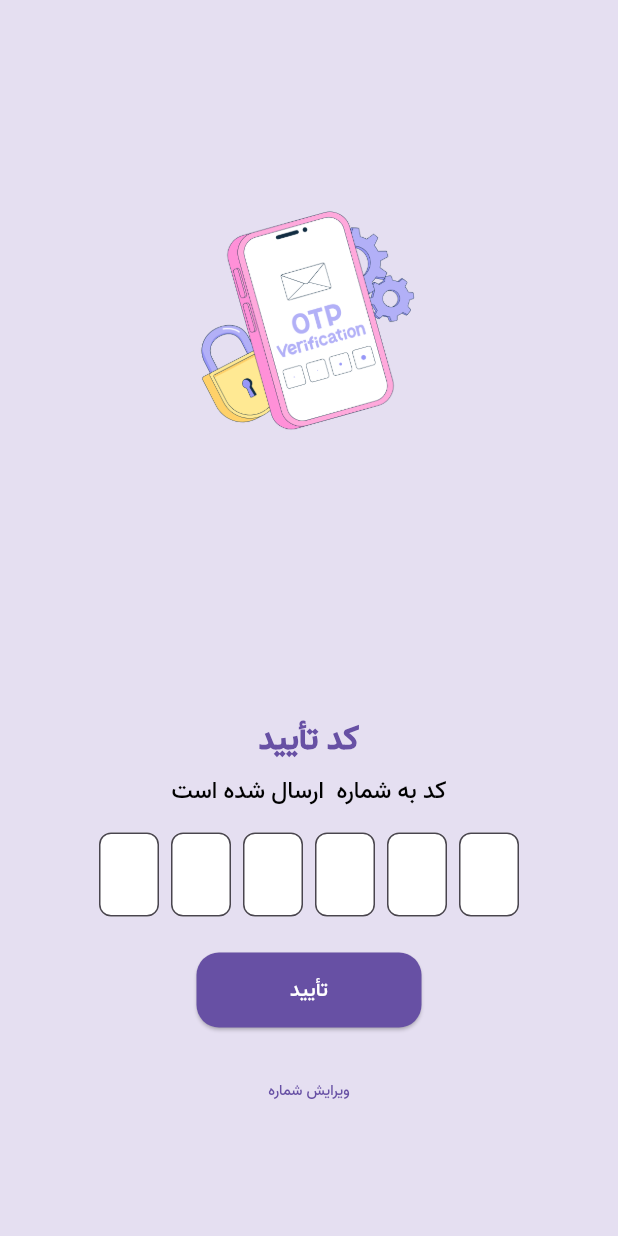
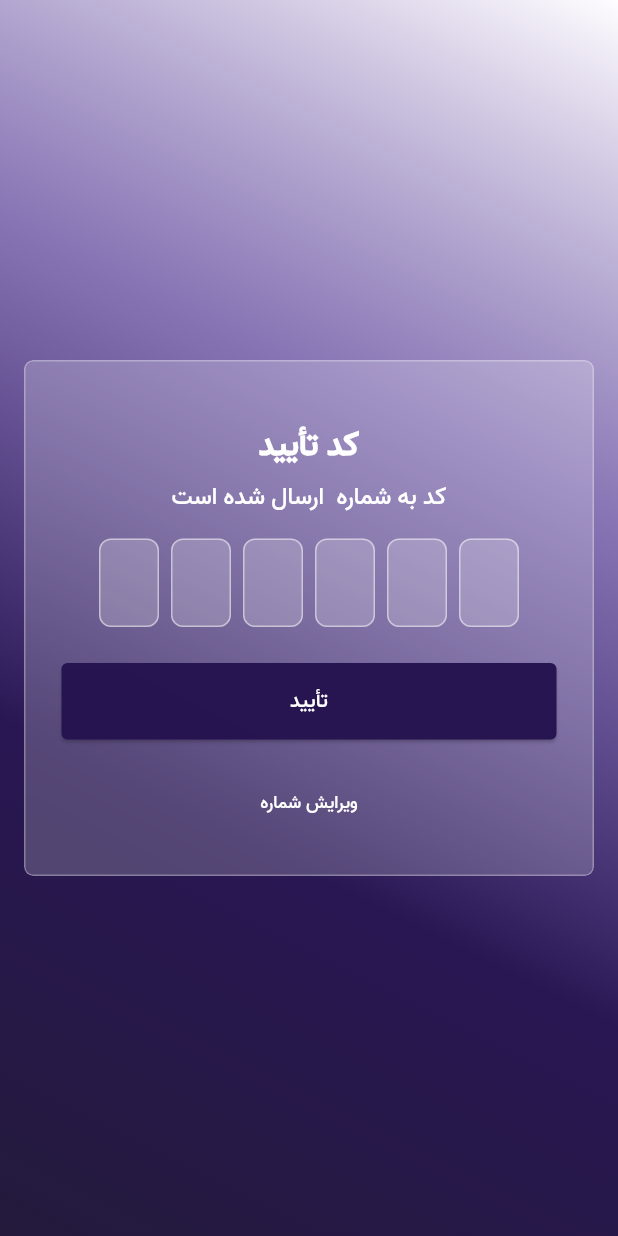
Before and after one commit to devsepnex/shop_desktop, a Flutter app: the OtpScreen screen opened directly with empty values, on a phone screen of 412 x 824 dp. Run offline on Flutter 3.47's test engine with Material 3 defaults, Android fonts, the phone set to English and light mode, and no system bars; our stand-ins replace dio, font_awesome_flutter, get_it, pretty_dio_logger, shamsi_date.

Commit message:
otp screen

```diff
--- a/lib/screens/otp/otp_screen.dart
+++ b/lib/screens/otp/otp_screen.dart
@@ -1,3 +1,5 @@
+
+import 'dart:ui';
 
 import 'package:flutter/material.dart';
 import 'package:flutter/services.dart';
@@ -18,49 +20,74 @@ class OtpScreen extends StatelessWidget {
         resizeToAvoidBottomInset: true,
         body: Container(
           width: double.infinity,
-          padding: EdgeInsets.all(16),
-          color: AppColor.TertiaryColor,
+          height: double.infinity,
+          decoration: BoxDecoration(
+            gradient: LinearGradient(
+              colors: [
+                const Color.fromARGB(255, 33, 23, 57).withOpacity(0.99),
+                const Color.fromARGB(255, 38, 20, 81).withOpacity(0.99),
+                const Color.fromARGB(255, 59, 32, 132).withOpacity(0.6),
+                Colors.white.withOpacity(0.7),
+              ],
+              begin: Alignment.bottomLeft,
+              end: Alignment.topRight,
+            ),
+          ),
+          child: Center(
+            child: Padding(
+              padding: const EdgeInsets.all(16),
+              child: ClipRRect(
+                borderRadius: BorderRadius.circular(6),
+                child: BackdropFilter(
+                  filter: ImageFilter.blur(sigmaX: 20, sigmaY: 20),
+                  child: Container(
+                    width: 400,
+                    padding: EdgeInsets.all(24),
+                    decoration: BoxDecoration(
+                      color: Colors.white12.withOpacity(0.2),
+                      borderRadius: BorderRadius.circular(6),
+                      border: Border.all(
+                        color: Colors.white.withOpacity(0.3),
+                      ),
+                    ),
                     child: Consumer<OtpProvider>(
                       builder: (context, otpProvider, child) {
-              return Column(
+                        return SingleChildScrollView(
+                          child: Column(
+                            mainAxisSize: MainAxisSize.min,
                             mainAxisAlignment: MainAxisAlignment.center,
                             children: [
-                  Flexible(
-                    flex: 3,
-                    child: Container(
-                      width: MediaQuery.of(context).size.width * 0.5,
-                      height: MediaQuery.of(context).size.height * 0.5,
-                      decoration: BoxDecoration(
-                        borderRadius: BorderRadius.circular(16),
-                        image: DecorationImage(
-                          image: AssetImage('images/otp2.jpg'),
-                          fit: BoxFit.contain,
-                        ),
-                      ),
-                    ),
-                  ),
+                              // Flexible(
+                              //   flex: 3,
+                              //   child: Container(
+                              //     width: MediaQuery.of(context).size.width * 0.3,
+                              //     height: MediaQuery.of(context).size.height * 0.3,
+                              //     decoration: BoxDecoration(
+                              //       borderRadius: BorderRadius.circular(16),
+                              //       image: DecorationImage(
+                              //         image: AssetImage('images/otp2.jpg'),
+                              //         fit: BoxFit.contain,
+                              //       ),
+                              //     ),
+                              //   ),
+                              // ),
                               SizedBox(height: 16),
-                  Flexible(
-                    flex: 3,
-                    child: Padding(
-                      padding: const EdgeInsets.symmetric(horizontal: 24),
-                      child: Column(
-                        mainAxisAlignment: MainAxisAlignment.center,
-                        children: [
                               Text(
                                 'کد تأیید',
                                 style: TextStyle(
-                              color: AppColor.mainColor,
+                                  color: AppColor.baseColor,
                                   fontSize: 22,
                                   fontWeight: FontWeight.bold,
+                                  fontFamily: 'vazir',
                                 ),
                               ),
                               SizedBox(height: 8),
                               Text(
                                 'کد به شماره ${username} ارسال شده است',
                                 style: TextStyle(
-                              color: Colors.black,
+                                  color: Colors.white,
                                   fontSize: 16,
+                                  fontFamily: 'vazir',
                                 ),
                                 textAlign: TextAlign.center,
                               ),
@@ -69,18 +96,15 @@ class OtpScreen extends StatelessWidget {
                                 mainAxisAlignment: MainAxisAlignment.center,
                                 children: List.generate(
                                   otpProvider.otpLength,
-                              (index) =>
-                                  _buildOtpField(context, index, otpProvider),
-                            ).reversed.toList(), // معکوس کردن لیست فیلدها
+                                  (index) => _buildOtpField(context, index, otpProvider),
+                                ).reversed.toList(),
                               ),
-                          // نمایش پیام خطا
                               if (otpProvider.errorMessage.isNotEmpty)
                                 Padding(
                                   padding: const EdgeInsets.only(top: 8),
                                   child: Text(
                                     otpProvider.errorMessage,
-                                style:
-                                    TextStyle(color: Colors.red, fontSize: 14),
+                                    style: TextStyle(color: Colors.red, fontSize: 14),
                                   ),
                                 ),
                               SizedBox(height: 24),
@@ -96,11 +120,15 @@ class OtpScreen extends StatelessWidget {
                                   padding: EdgeInsets.symmetric(
                                       horizontal: 40.0, vertical: 15.0),
                                   foregroundColor: Colors.white,
-                              backgroundColor:
-                                  AppColor.mainColor,
-                              minimumSize: Size(150, 50),
+                                  backgroundColor: const Color.fromARGB(255, 38, 20, 81)
+                                      .withOpacity(0.99),
+                                  minimumSize: Size(
+                                      MediaQuery.of(context).size.width > 610
+                                          ? 280
+                                          : MediaQuery.of(context).size.width * 0.9,
+                                      51),
                                   shape: RoundedRectangleBorder(
-                                borderRadius: BorderRadius.circular(15),
+                                    borderRadius: BorderRadius.circular(4),
                                   ),
                                 ),
                               ),
@@ -113,21 +141,24 @@ class OtpScreen extends StatelessWidget {
                                 child: Text(
                                   'ویرایش شماره',
                                   style: TextStyle(
-                                  fontSize: 10, color: AppColor.mainColor),
+                                      fontSize: 12, color: AppColor.baseColor),
                                 ),
                               ),
                             ],
                           ),
-                    ),
-                  ),
-                ],
                         );
                       },
                     ),
                   ),
                 ),
+              ),
+            ),
+          ),
+        ),
+      ),
     );
   }
+
   Widget _buildOtpField(BuildContext context, int index, OtpProvider otpProvider) {
     int reverseIndex = otpProvider.otpLength - 1 - index;
 
@@ -136,14 +167,12 @@ class OtpScreen extends StatelessWidget {
       child: SizedBox(
         width: 40,
         child: RawKeyboardListener(
-        focusNode: FocusNode(), // برای دریافت رویدادهای کیبورد
+          focusNode: FocusNode(),
           onKey: (RawKeyEvent event) {
             if (event is RawKeyDownEvent &&
                 event.logicalKey == LogicalKeyboardKey.backspace) {
-            // وقتی Backspace زده شد و مقدار خالی بود
               if (otpProvider.controllers[reverseIndex].text.isEmpty) {
                 if (reverseIndex < otpProvider.otpLength - 1) {
-                // فوکوس به فیلد قبلی برود
                   FocusScope.of(context)
                       .requestFocus(otpProvider.focusNodes[reverseIndex + 1]);
                 }
@@ -156,15 +185,43 @@ class OtpScreen extends StatelessWidget {
   textAlign: TextAlign.center,
   keyboardType: TextInputType.number,
   maxLength: 1,
+  style: TextStyle(
+    color: Colors.white, // رنگ نوشته‌ها
+    fontSize: 18,        // اندازه فونت نوشته‌ها
+  ),
+          // child: TextField(
+          //   controller: otpProvider.controllers[reverseIndex],
+          //   focusNode: otpProvider.focusNodes[reverseIndex],
+          //   textAlign: TextAlign.center,
+          //   keyboardType: TextInputType.number,
+          //   maxLength: 1,
+            //decoration:  InputDecoration(
+            //   counterText: '',
+            //   border: OutlineInputBorder(
+            //     borderSide: BorderSide(color: AppColor.baseColor),
+            //     borderRadius: BorderRadius.circular(8),
+            //   ),
+            //   filled: true,
+            //   fillColor: Colors.white.withOpacity(0.2),
+            // ),
             decoration: InputDecoration(
   counterText: '',
   border: OutlineInputBorder(
-              borderSide: BorderSide(color: Colors.black),
+    borderSide: BorderSide(color: Colors.white.withOpacity(0.5)), // حاشیه پیش‌فرض
+    borderRadius: BorderRadius.circular(8),
+  ),
+  focusedBorder: OutlineInputBorder(
+    borderSide: BorderSide(color: Colors.white.withOpacity(0.8)), // حاشیه در حالت فوکوس
+    borderRadius: BorderRadius.circular(8),
+  ),
+  enabledBorder: OutlineInputBorder(
+    borderSide: BorderSide(color: Colors.white.withOpacity(0.5)), // حاشیه در حالت غیر فوکوس
     borderRadius: BorderRadius.circular(8),
   ),
   filled: true,
-            fillColor: Colors.white,
+  fillColor: Colors.white.withOpacity(0.2),
 ),
+
             onChanged: (value) {
               if (value.isNotEmpty) {
                 otpProvider.moveToNextFieldReverse(context, value, reverseIndex);
@@ -186,5 +243,4 @@ class OtpScreen extends StatelessWidget {
       ),
     );
   }
-
 }
```
Also changed, not shown: images/otp3.png (added). Lines whose indentation alone changed are shown as unchanged.
